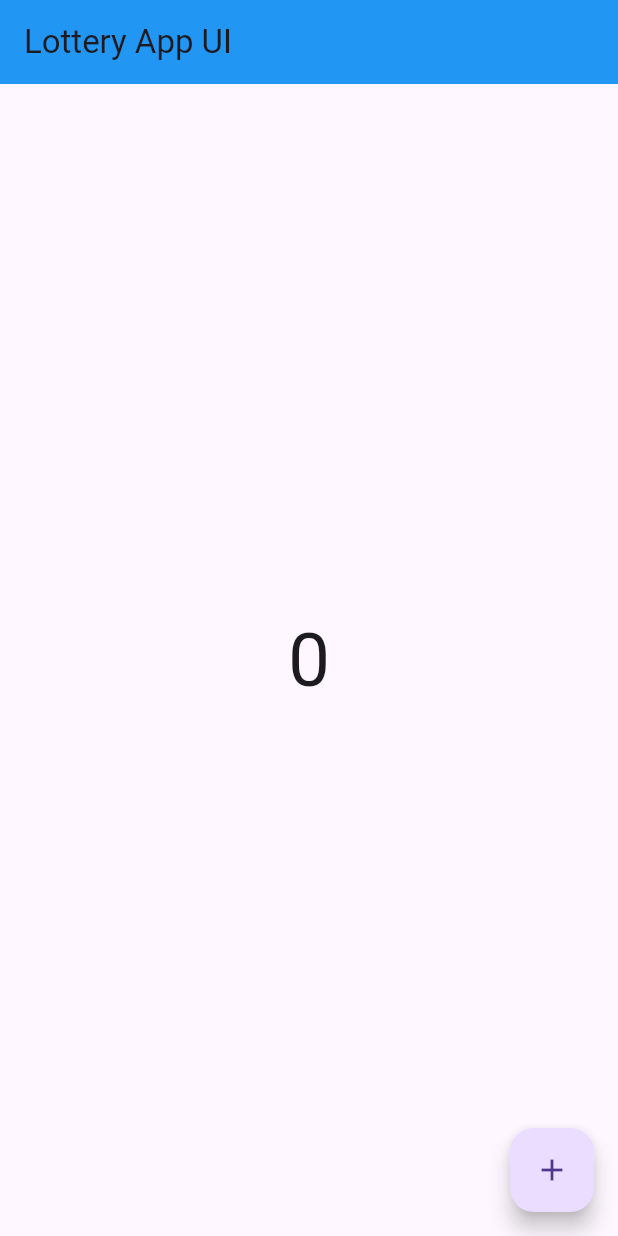
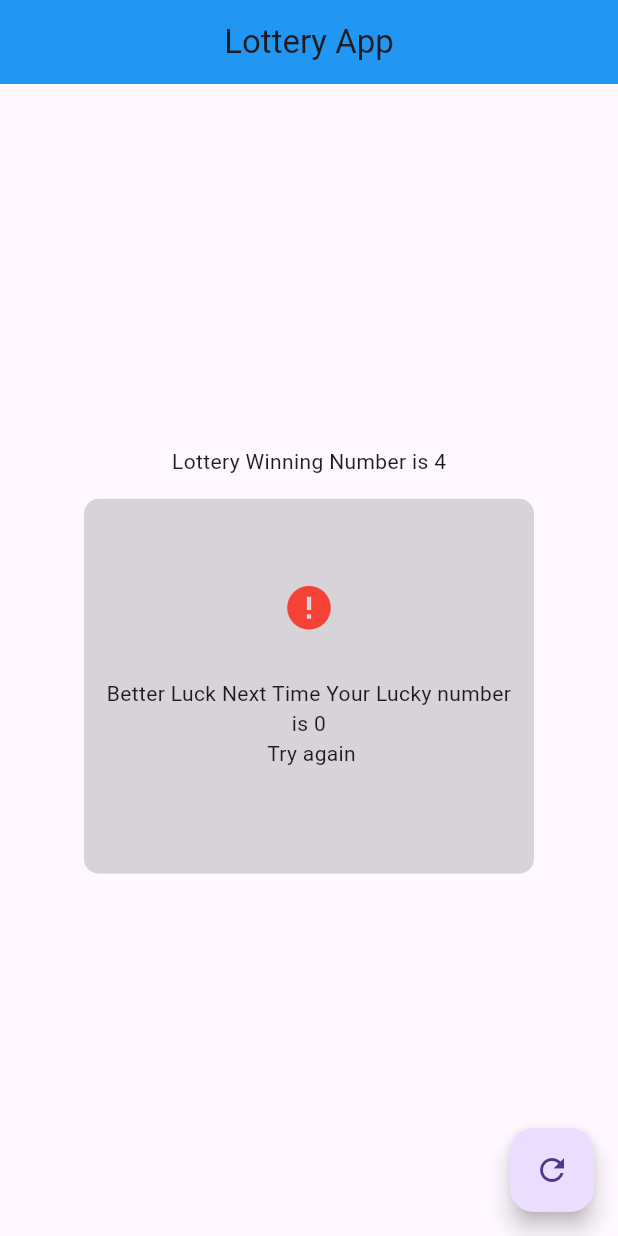
Before and after one commit to abdullahmeen/flutter_lottery_app_stateful, a Flutter app: the screen it shows after launch, on a phone screen of 412 x 824 dp. Run offline on Flutter 3.47's test engine with Material 3 defaults, Android fonts, the phone set to English and light mode, and no system bars.

Commit message:
done and completed the stateful widgets

```diff
--- a/lib/main.dart
+++ b/lib/main.dart
@@ -1,7 +1,7 @@
 import 'package:flutter/material.dart';
-
+import 'dart:math';
 void main() {
-  runApp( MyApp());
+  runApp(MyApp());
 }
 
 class MyApp extends StatefulWidget {
@@ -12,42 +12,72 @@ class MyApp extends StatefulWidget {
 }
 
 class _MyAppState extends State<MyApp> {
-
+  Random random = Random();
   int x = 0;
-  // This widget is the root of your application.
   @override
   Widget build(BuildContext context) {
-    print('rebuild');
     return MaterialApp(
-
-        debugShowCheckedModeBanner: false,
       home: Scaffold(
         appBar: AppBar(
+          title: Center(child: Text('Lottery App')),
           backgroundColor: Colors.blue,
-            title: Text('Lottery App UI'),
         ),
-          body: SafeArea(
-              child: Center(
-                child: Text(x.toString(),
-                  style: TextStyle(
-                    fontSize: 50,
-                  ),),
-              )
+        body: Column(
+          mainAxisAlignment: MainAxisAlignment.center,
+          children: [
+            Center(child: Text('Lottery Winning Number is 4')),
+            SizedBox(height: 15),
+            Container(
+              height: 250,
+              width: 300,
+              decoration: BoxDecoration(
+                color:  x == 4 ? Colors.green.shade50 :Colors.grey.withOpacity(.4),
+                borderRadius: BorderRadius.circular(10),
+              ),
+              child: x == 4 ?  Column(
+                mainAxisAlignment: MainAxisAlignment.center,
+                crossAxisAlignment: CrossAxisAlignment.center,
+                children: [
+                  Icon(Icons.waving_hand_rounded, color: Colors.green, size: 35),
+                  SizedBox(height: 15),
+                  Padding(
+                    padding: const EdgeInsets.all(15.0),
+                    child: Text(
+                      'Congratulation you won !! ',
+                      textAlign: TextAlign.center,
+                    ),
+                  ),
+                ],
+              ) :
+              Column(
+                mainAxisAlignment: MainAxisAlignment.center,
+                crossAxisAlignment: CrossAxisAlignment.center,
+                children: [
+                  Icon(Icons.error, color: Colors.red, size: 35),
+                  SizedBox(height: 15),
+                  Padding(
+                    padding: const EdgeInsets.all(15.0),
+                    child: Text(
+                      'Better Luck Next Time Your Lucky number is $x\n Try again',
+                      textAlign: TextAlign.center,
+                    ),
+                  ),
+                ],
+              ),
+            ),
+          ],
         ),
         floatingActionButton: FloatingActionButton(
-              child: Icon(Icons.add),
-              onPressed: ()
-              {
-                x++;
+          onPressed: () {
+            x = random.nextInt(5);
+            print("tapped");
             setState(() {
 
             });
-                print(x);
-              }
-
+          },
+          child: Icon(Icons.refresh_sharp),
         ),
-        )
-
+      ),
     );
   }
 }
```
Lines whose indentation alone changed are shown as unchanged.
